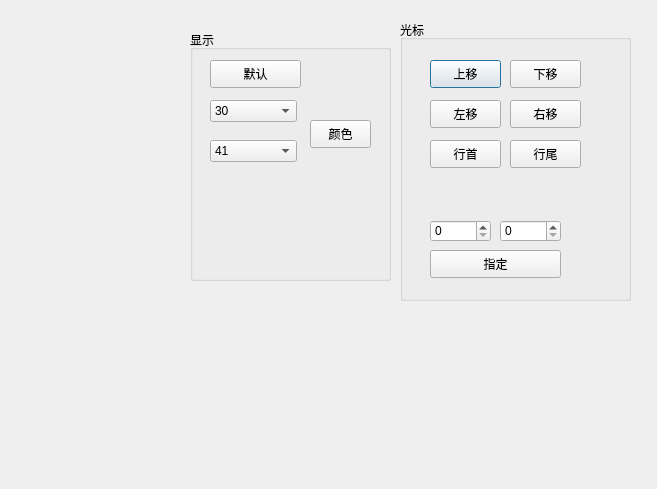
This is QTerm/dialog.ui in isliulin/QT43 as Qt 5 draws it before an edit. The edited form follows.
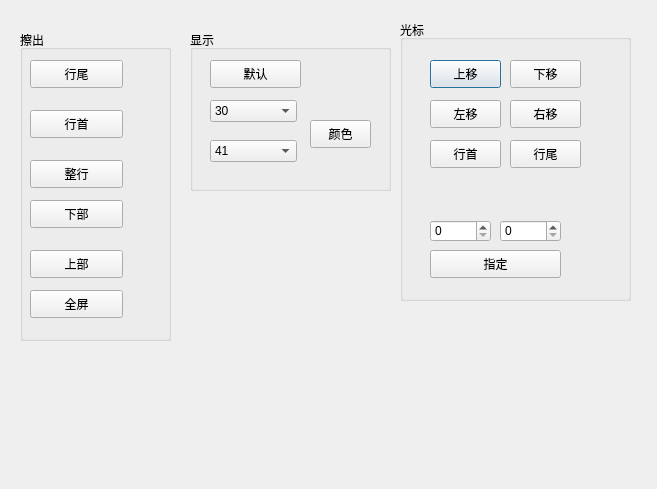
This is the edited form.

What changed in the file:
```diff
--- a/QTerm/dialog.ui
+++ b/QTerm/dialog.ui
@@ -143,7 +143,7 @@
      <x>190</x>
      <y>30</y>
      <width>201</width>
-     <height>251</height>
+     <height>161</height>
     </rect>
    </property>
    <property name="title">
@@ -276,6 +276,97 @@
     </property>
    </widget>
   </widget>
+  <widget class="QGroupBox" name="groupBox_3">
+   <property name="geometry">
+    <rect>
+     <x>20</x>
+     <y>30</y>
+     <width>151</width>
+     <height>311</height>
+    </rect>
+   </property>
+   <property name="title">
+    <string>擦出</string>
+   </property>
+   <widget class="QPushButton" name="lend">
+    <property name="geometry">
+     <rect>
+      <x>10</x>
+      <y>30</y>
+      <width>93</width>
+      <height>28</height>
+     </rect>
+    </property>
+    <property name="text">
+     <string>行尾</string>
+    </property>
+   </widget>
+   <widget class="QPushButton" name="lstart">
+    <property name="geometry">
+     <rect>
+      <x>10</x>
+      <y>80</y>
+      <width>93</width>
+      <height>28</height>
+     </rect>
+    </property>
+    <property name="text">
+     <string>行首</string>
+    </property>
+   </widget>
+   <widget class="QPushButton" name="lentire">
+    <property name="geometry">
+     <rect>
+      <x>10</x>
+      <y>130</y>
+      <width>93</width>
+      <height>28</height>
+     </rect>
+    </property>
+    <property name="text">
+     <string>整行</string>
+    </property>
+   </widget>
+   <widget class="QPushButton" name="ldown">
+    <property name="geometry">
+     <rect>
+      <x>10</x>
+      <y>170</y>
+      <width>93</width>
+      <height>28</height>
+     </rect>
+    </property>
+    <property name="text">
+     <string>下部</string>
+    </property>
+   </widget>
+   <widget class="QPushButton" name="lup">
+    <property name="geometry">
+     <rect>
+      <x>10</x>
+      <y>220</y>
+      <width>93</width>
+      <height>28</height>
+     </rect>
+    </property>
+    <property name="text">
+     <string>上部</string>
+    </property>
+   </widget>
+   <widget class="QPushButton" name="screen">
+    <property name="geometry">
+     <rect>
+      <x>10</x>
+      <y>260</y>
+      <width>93</width>
+      <height>28</height>
+     </rect>
+    </property>
+    <property name="text">
+     <string>全屏</string>
+    </property>
+   </widget>
+  </widget>
  </widget>
  <resources/>
  <connections/>
```
